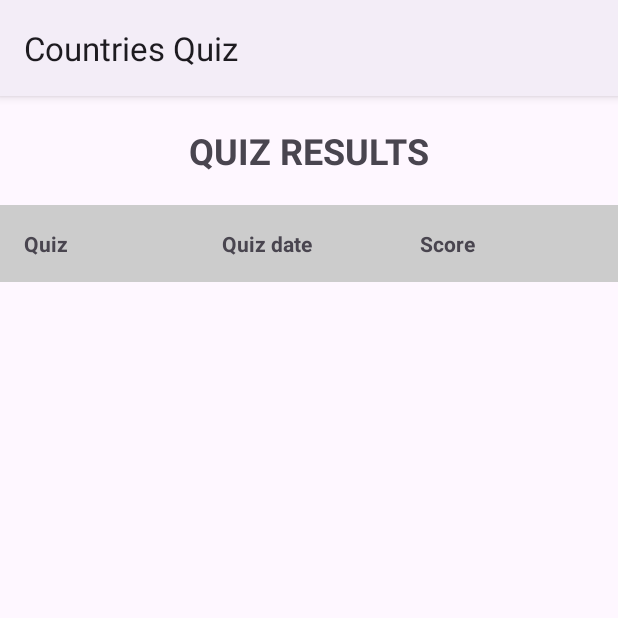
After one commit to adityadeval/Countries_Quiz, an Android app: the QuizResultsActivity screen opened directly, with no data from a screen before it, on a phone screen of 412 x 824 dp, the top half of it. The commit adds this screen. Run offline under Robolectric (Android 15) with nearby library versions, the phone set to English and light mode, and no system bars; libraries missing offline, so code that uses them is left out: com.opencsv.

Commit message:
Added Result page UI

```diff
--- a/app/src/main/java/ms/cs/countries_quiz/DataManager.java
+++ b/app/src/main/java/ms/cs/countries_quiz/DataManager.java
@@ -272,7 +272,7 @@ public class DataManager {
         String currentDate = new SimpleDateFormat("yyyy-MM-dd", Locale.getDefault()).format(new Date());
         ContentValues values = new ContentValues();
         values.put(DBHelper.COLUMN_DATE_QUIZRESULTS_TABLE, currentDate);
-        values.put(DBHelper.COLUMN_SCORE_QUIZRESULTS_TABLE, quizscore);
+        values.put(DBHelper.COLUMN_SCORE_QUIZRESULTS_TABLE, 5);
 
         long id = db.insert(DBHelper.TABLE_QUIZRESULTS, null, values);
         if (id == -1) {
--- /dev/null
+++ b/app/src/main/java/ms/cs/countries_quiz/QuizResultsActivity.java
@@ -0,0 +1,70 @@
+package ms.cs.countries_quiz;
+
+import android.os.AsyncTask;
+import android.os.Bundle;
+import android.util.TypedValue;
+import android.widget.TableLayout;
+import android.widget.TableRow;
+import android.widget.TextView;
+
+import androidx.appcompat.app.AppCompatActivity;
+
+import java.util.ArrayList;
+import java.util.List;
+
+public class QuizResultsActivity extends AppCompatActivity {
+    private static final String DEBUG_TAG = "QuizResults";
+    private DataManager dataManager_obj = null;
+    private TableLayout tableLayout_quizresults;
+    private List<QuizResults> arr_QuizResults;
+
+    @Override
+    protected void onCreate(Bundle savedInstanceState) {
+        super.onCreate(savedInstanceState);
+        setContentView(R.layout.activity_quizresults);
+
+        dataManager_obj = new DataManager(this);
+        arr_QuizResults = new ArrayList<>();
+        tableLayout_quizresults = findViewById(R.id.tableLayout_quizresults);
+
+        new QuizResultsTableReader().execute();
+    }
+
+    private class QuizResultsTableReader extends AsyncTask<Void, Void, List<QuizResults>> {
+        @Override
+        protected List<QuizResults> doInBackground(Void... voids) {
+            dataManager_obj.open();
+            return dataManager_obj.retrieve_QuizResultsTable_data();
+        }
+
+        @Override
+        protected void onPostExecute(List<QuizResults> list_QuizResults) {
+            super.onPostExecute(list_QuizResults);
+
+            // Add data rows
+            for (QuizResults quizresults : list_QuizResults) {
+                TableRow row = new TableRow(QuizResultsActivity.this);
+                TableRow.LayoutParams lp = new TableRow.LayoutParams(TableRow.LayoutParams.WRAP_CONTENT);
+                row.setLayoutParams(lp);
+
+                TextView quizidView = new TextView(QuizResultsActivity.this);
+                quizidView.setText(String.valueOf(quizresults.getQuizId()));
+                row.addView(quizidView);
+
+                TextView quizdateView = new TextView(QuizResultsActivity.this);
+                quizdateView.setText(quizresults.getQuizDate());
+                row.addView(quizdateView);
+
+                TextView quizscoreView = new TextView(QuizResultsActivity.this);
+                int score = quizresults.getQuizScore();
+                quizscoreView.setText(String.valueOf(score));
+                row.addView(quizscoreView);
+
+                // Add the TableRow to the TableLayout.
+                tableLayout_quizresults.addView(row);
+            }
+
+            dataManager_obj.close();
+        }
+    }
+}
--- a/app/src/main/res/layout/activity_fragment.xml
+++ b/app/src/main/res/layout/activity_fragment.xml
@@ -6,6 +6,7 @@
     android:layout_height="match_parent"
     android:orientation="vertical"
     android:background="@drawable/quizbg"
+    android:id="@+id/fragment_container"
     tools:context=".CountryQuizFragment">
 
     <LinearLayout
--- /dev/null
+++ b/app/src/main/res/layout/activity_quizresults.xml
@@ -0,0 +1,67 @@
+<?xml version="1.0" encoding="utf-8"?>
+<LinearLayout xmlns:android="http://schemas.android.com/apk/res/android"
+    xmlns:tools="http://schemas.android.com/tools"
+    android:layout_width="match_parent"
+    android:layout_height="match_parent"
+    android:orientation="vertical"
+    tools:context=".QuizResultsActivity">
+
+    <TextView
+        android:id="@+id/quizresults"
+        android:layout_width="match_parent"
+        android:layout_height="wrap_content"
+        android:layout_marginTop="20sp"
+        android:text="QUIZ RESULTS"
+        android:textAlignment="center"
+        android:textAllCaps="true"
+        android:textSize="24sp"
+        android:textStyle="bold" />
+
+    <ScrollView
+        android:layout_width="match_parent"
+        android:layout_height="0dp"
+        android:layout_marginTop="20sp"
+        android:layout_weight="1">
+
+        <TableLayout
+            android:id="@+id/tableLayout_quizresults"
+            android:layout_width="match_parent"
+            android:layout_height="wrap_content"
+            android:stretchColumns="*"
+            android:padding="8dp"
+            android:background="#CCCCCC">
+
+            <!-- Header Row -->
+            <TableRow
+                android:layout_width="match_parent"
+                android:layout_height="wrap_content">
+
+                <TextView
+                    android:layout_width="0dp"
+                    android:layout_height="wrap_content"
+                    android:layout_weight="1"
+                    android:text="Quiz"
+                    android:textStyle="bold"
+                    android:padding="8dp" />
+
+                <TextView
+                    android:layout_width="0dp"
+                    android:layout_height="wrap_content"
+                    android:layout_weight="1"
+                    android:text="Quiz date"
+                    android:textStyle="bold"
+                    android:padding="8dp" />
+
+                <TextView
+                    android:layout_width="0dp"
+                    android:layout_height="wrap_content"
+                    android:layout_weight="1"
+                    android:text="Score"
+                    android:textStyle="bold"
+                    android:padding="8dp" />
+            </TableRow>
+
+        </TableLayout>
+    </ScrollView>
+
+</LinearLayout>
```
Also changed, not shown: app/src/main/AndroidManifest.xml (+7 -1 lines), app/src/main/java/ms/cs/countries_quiz/CountryQuizFragment.java (+22 -1 lines), app/src/main/java/ms/cs/countries_quiz/QuizResults.java (+6 -2 lines), app/src/main/java/ms/cs/countries_quiz/ResultFragment.java (added, +46 -0 lines), app/src/main/java/ms/cs/countries_quiz/SplashScreen.java (+6 -4 lines), app/src/main/res/layout/fragment_result.xml (added, +59 -0 lines).
